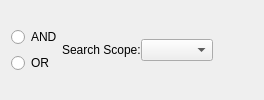
The window that programs/KJVCanOpener/KJVSearchCriteria.ui (dewhisna/KingJamesPureBibleSearch) describes before a commit, drawn with Qt 5.
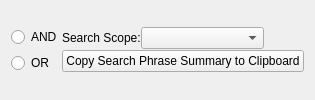
The same window after the commit. Icons and pictures are not drawn.

Commit message: Disabled undo/redo on search phrase editor until we know what to do with it.  Added copy button to copy search phrase results summary to the clipboard.

Patch:
```diff
--- a/programs/KJVCanOpener/KJVSearchCriteria.ui
+++ b/programs/KJVCanOpener/KJVSearchCriteria.ui
@@ -11,7 +11,7 @@
      <property name="spacing">
       <number>0</number>
      </property>
-     <item row="0" column="0">
+     <item row="0" column="0" rowspan="2">
       <widget class="QFrame" name="frameSearchBoolOp">
        <property name="sizePolicy">
         <sizepolicy hsizetype="Fixed" vsizetype="Fixed">
@@ -93,6 +93,13 @@
        </property>
       </widget>
      </item>
+     <item row="1" column="1" colspan="2">
+      <widget class="QPushButton" name="buttonCopySummary">
+       <property name="text">
+        <string>Copy Search Phrase Summary to Clipboard</string>
+       </property>
+      </widget>
+     </item>
     </layout>
    </item>
   </layout>
```
Left out of the diff: 7 changed lines with no effect on the pictures. The commit also changes 6 other files.
